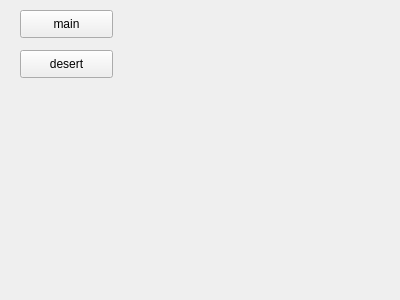
Above: UI/loading.ui from qpalwo/save before the change. Below: the same form after it.
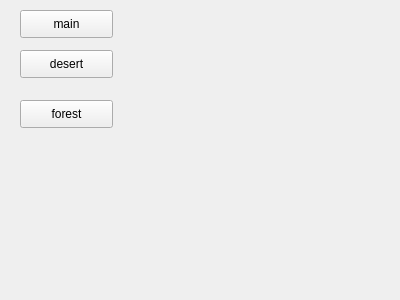
That is the form after the change.

What changed in the file:
```diff
--- a/UI/loading.ui
+++ b/UI/loading.ui
@@ -39,6 +39,19 @@
     <string>desert</string>
    </property>
   </widget>
+  <widget class="QPushButton" name="pushButton_3">
+   <property name="geometry">
+    <rect>
+     <x>20</x>
+     <y>100</y>
+     <width>93</width>
+     <height>28</height>
+    </rect>
+   </property>
+   <property name="text">
+    <string>forest</string>
+   </property>
+  </widget>
  </widget>
  <resources/>
  <connections/>
```
